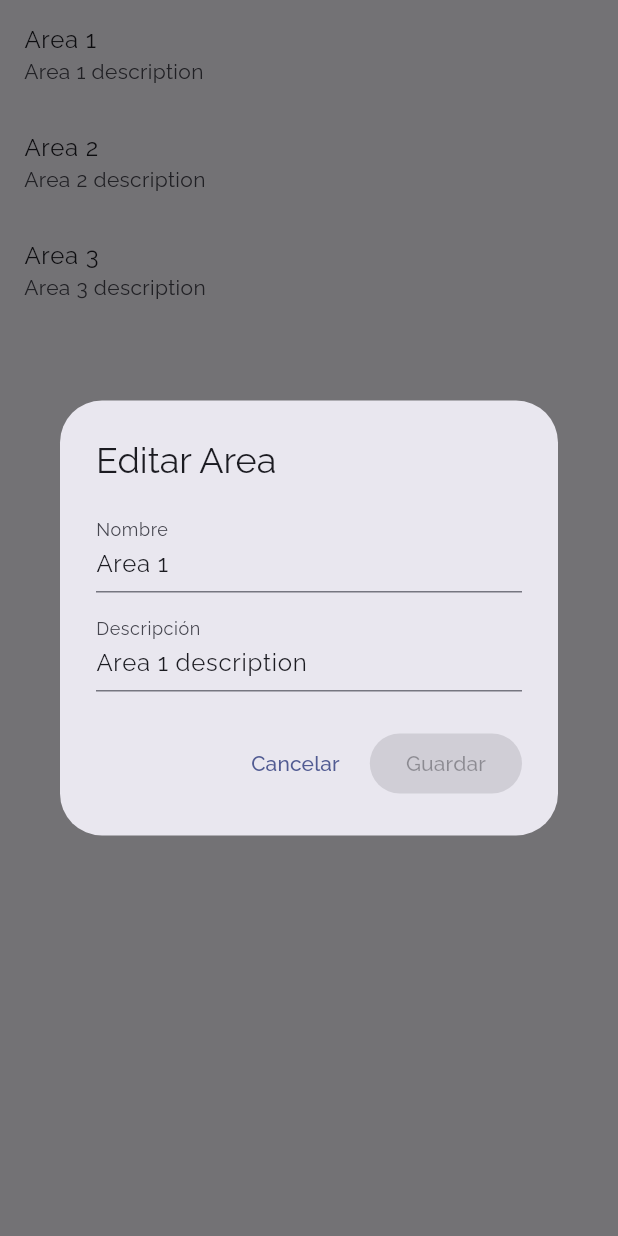
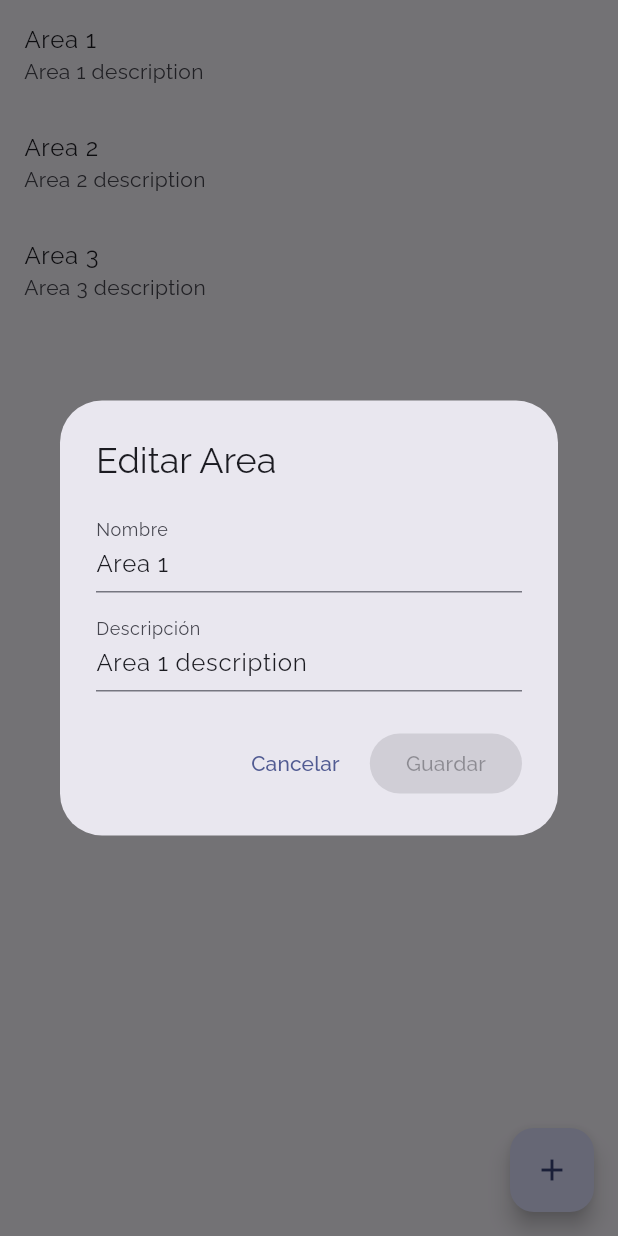
Before and after one commit to VarEros/room_manager, a Flutter app: the AreaListScreen widget shown alone on an empty page, opened directly, after a tap on "Area 1", on a phone screen of 412 x 824 dp. Run offline on Flutter 3.47's test engine with Material 3 defaults, Android fonts, the phone set to English and light mode, and no system bars; our stand-ins replace elegant_notification, flutter_login, google_fonts, syncfusion_flutter_calendar; missing offline and left inert: duration_picker, flutter_material_color_picker, syncfusion_localizations; accounts and stored records are empty.

Commit message:
fab to list screens and reload every changes on list implemented

```diff
--- a/lib/dialog/event_dialog.dart
+++ b/lib/dialog/event_dialog.dart
@@ -65,7 +65,7 @@ class _EventDialogState extends State<EventDialog> {
               );
             }).toList(),
             onChanged: (int? newValue) {
-              setState(() => selectedRoom = newValue!);
+              setState(() => selectedDocent = newValue!);
             },
           ),
           DurationPicker(
@@ -89,7 +89,8 @@ class _EventDialogState extends State<EventDialog> {
             final String eventTitle = eventController.text;
             if (eventTitle.isNotEmpty) {
               newAppointment = Appointment(
-                subject: eventTitle,
+                resourceIds: <Object>[selectedDocent, selectedRoom],
+                subject: '$eventTitle - ${widget.docents.firstWhere((docent) => docent.id == selectedDocent).name}',
                 startTime: widget.selectedDate,
                 endTime:  widget.selectedDate.add(_duration),
                 color: Colors.green,
--- a/lib/model/area.dart
+++ b/lib/model/area.dart
@@ -8,4 +8,5 @@ class Area {
     required this.name,
     this.description = ''
   });
+
 }
--- a/lib/screen/area_list_screen.dart
+++ b/lib/screen/area_list_screen.dart
@@ -1,5 +1,7 @@
 import 'package:flutter/material.dart';
+import 'package:room_manager/dialog/area_dialog.dart';
 import 'package:room_manager/service/area_service.dart';
+import 'package:room_manager/utils.dart';
 import 'package:room_manager/widget/area_elem_widget.dart';
 
 class AreaListScreen extends StatefulWidget {
@@ -15,18 +17,49 @@ class _AreaListScreenState extends State<AreaListScreen> {
 
   @override
   void initState() {
+    loadData();
+    super.initState();
+  }
+
+  loadData() {
+    setState(() => isLoading = true);
     areaService.getAreas().then((value) {
       if (mounted) setState(() => isLoading = false);
     });
-    super.initState();
   }
 
   @override
   Widget build(BuildContext context){
 
     return isLoading ?
-      const Center(child: CircularProgressIndicator()) : ListView(
-      children: areaService.areas.map((area) => AreaElemWidget(area: area, areaService: areaService)).toList(),
+      const Center(child: CircularProgressIndicator()) : Stack(
+      children: [
+        ListView(
+          children: areaService.areas.map((area) => AreaElemWidget(area: area, onTap: loadData)).toList(),
+        ),
+        Positioned(
+          bottom: 16,
+          right: 16,
+          child: FloatingActionButton(
+            onPressed: () {
+              showDialog(
+                context: context,
+                builder: (BuildContext context) {
+                  return AreaDialog(area: AreaService().emptyArea());
+                }
+              ).then((value) {
+                if (value != null) {
+                  AreaService().saveArea(value).then((_) {
+                    loadData();
+                    Utils().showSuccessNotification(context, 'Create');
+                  });
+                }
+              });
+            },
+            child: const Icon(Icons.add),
+          ),
+        ),
+      ],
     );
   }
 }
--- a/lib/service/event_service.dart
+++ b/lib/service/event_service.dart
@@ -7,6 +7,7 @@ import 'package:syncfusion_flutter_calendar/calendar.dart';
 class EventService {
   List<Event> events = [];
   List<Appointment> appointments = [];
+  List<Appointment> changesAppointments = [];
 
   Future getEvents() async {
     return Future.delayed(const Duration(seconds: 1), () {
@@ -42,6 +43,7 @@ class EventService {
 
   getAppointments() {
     appointments = events.map((event) => Appointment(
+      id: event.id,
       startTime: event.startDate,
       endTime: event.finishDate,
       subject: event.title,
--- a/lib/widget/area_elem_widget.dart
+++ b/lib/widget/area_elem_widget.dart
@@ -1,3 +1,5 @@
+import 'dart:ffi';
+
 import 'package:flutter/material.dart';
 import 'package:room_manager/model/area.dart';
 import 'package:room_manager/service/area_service.dart';
@@ -6,8 +8,8 @@
 
 class AreaElemWidget extends StatelessWidget {
   final Area area;
-  final AreaService areaService;
-  const AreaElemWidget({ super.key, required this.area, required this.areaService});
+  final VoidCallback onTap;
+  const AreaElemWidget({ super.key, required this.area, required this.onTap});
 
   @override
   Widget build(BuildContext context){
@@ -22,7 +24,10 @@
           builder: (context) => AreaDialog(area: area)
         ).then((value) {
           if (value != null) {
-            areaService.saveArea(area).then((value) => utils.showSuccessNotification(context, 'Update'));
+            AreaService().saveArea(area).then((value) {
+              utils.showSuccessNotification(context, 'Update');
+              onTap();
+            });
           }
         });
       },
```
Also changed, not shown: lib/screen.dart (+1 -67 lines), lib/screen/calendar_screen.dart (+8 -5 lines), lib/screen/docent_list_screen.dart (+37 -4 lines), lib/screen/room_list_screen.dart (+37 -5 lines), lib/widget/docent_elem_widget.dart (+6 -3 lines), lib/widget/room_elem_widget.dart (+6 -4 lines).
